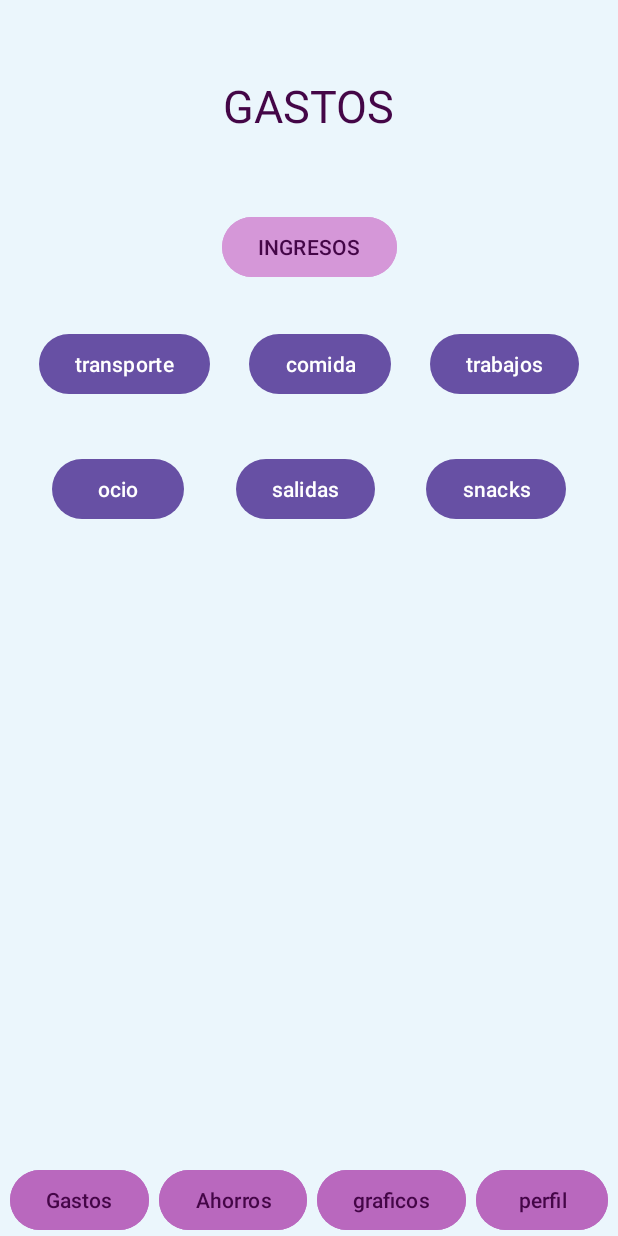
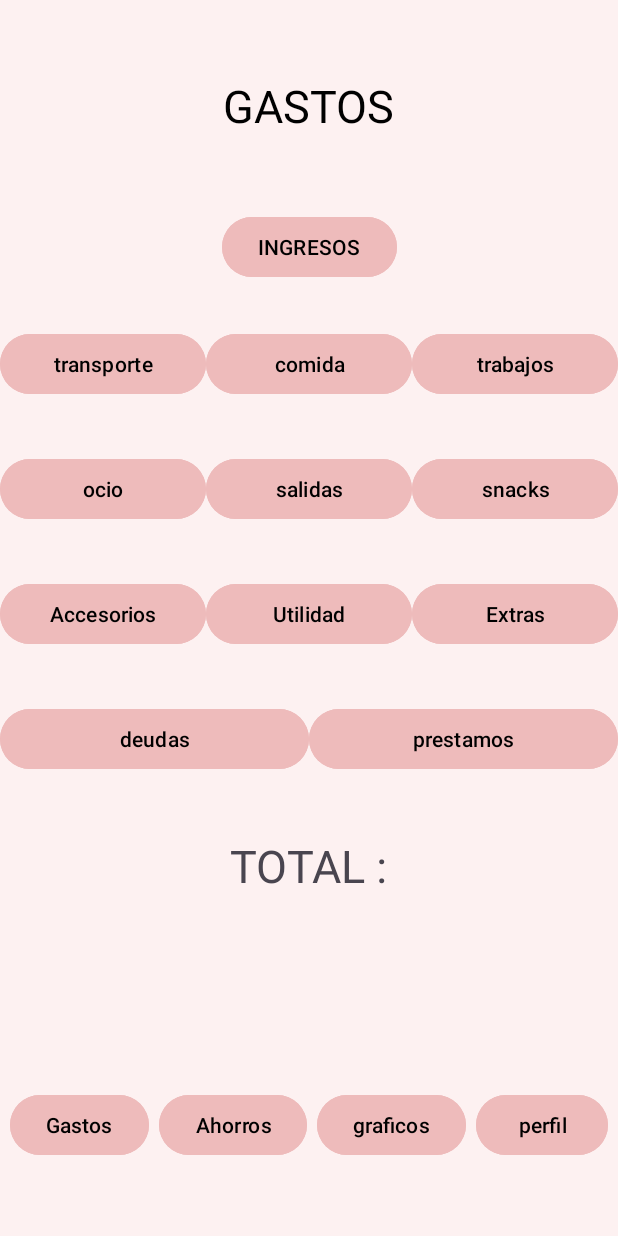
Before and after one commit to Chapicrack/final_juego, an Android app: the screen it shows after launch (MainActivity), on a phone screen of 412 x 824 dp. Run offline under Robolectric (Android 15) with nearby library versions, the phone set to English and light mode, and no system bars.

Commit message:
registrar todos los botones

```diff
--- a/app/src/main/java/com/example/trabajo_final/MainActivity.kt
+++ b/app/src/main/java/com/example/trabajo_final/MainActivity.kt
@@ -1,6 +1,7 @@
 package com.example.trabajo_final
 
 import android.os.Bundle
+import android.widget.Button
 import androidx.activity.enableEdgeToEdge
 import androidx.appcompat.app.AppCompatActivity
 import androidx.core.view.ViewCompat
@@ -11,5 +12,23 @@ class MainActivity : AppCompatActivity() {
         super.onCreate(savedInstanceState)
         enableEdgeToEdge()
         setContentView(R.layout.activity_main)
+        val btnGastos = findViewById<Button>(R.id.btnGastos)
+        val btnAhorros = findViewById<Button>(R.id.btnAhorros)
+        val btnGrafico = findViewById<Button>(R.id.btnGrafico)
+        val btnPerfil = findViewById<Button>(R.id.btnPerfil)
+        val btnIngresos = findViewById<Button>(R.id.btningresos)
+        val btnTransporte = findViewById<Button>(R.id.btnTransporte)
+        val btnComida = findViewById<Button>(R.id.btnComida)
+        val btnTrabajos = findViewById<Button>(R.id.btnTrabajos)
+        val btnSuscripciones = findViewById<Button>(R.id.btnSuscripciones)
+        val btnSalidas = findViewById<Button>(R.id.btnSalidas)
+        val btnSnacks = findViewById<Button>(R.id.btnSnacks)
+        val btnAccesorios = findViewById<Button>(R.id.btnAccesorios)
+        val btnUtilidad = findViewById<Button>(R.id.btnUtilidad)
+        val btnExtras = findViewById<Button>(R.id.btnExtras)
+        val btnDeudas = findViewById<Button>(R.id.btnDeudas)
+        val btnPrestamos = findViewById<Button>(R.id.btnPrestamos)
+
+
     }
 }
--- a/app/src/main/res/layout/activity_main.xml
+++ b/app/src/main/res/layout/activity_main.xml
@@ -5,7 +5,7 @@
     android:id="@+id/main"
     android:layout_width="match_parent"
     android:layout_height="match_parent"
-    android:background="@color/celesteClaro"
+    android:background="@color/rosadofondo"
     tools:context=".MainActivity">
 
     <TextView
@@ -16,7 +16,7 @@
         android:layout_marginTop="50dp"
         android:textAllCaps="true"
         android:textSize="30dp"
-        android:textColor="@color/MoraditoOscuro"
+        android:textColor="@color/black"
         app:layout_constraintEnd_toEndOf="parent"
         app:layout_constraintStart_toStartOf="parent"
         app:layout_constraintTop_toTopOf="parent" />
@@ -25,53 +25,56 @@
         android:id="@+id/btnGastos"
         android:layout_width="wrap_content"
         android:layout_height="wrap_content"
-        android:backgroundTint="@color/Moraditobtn"
+        android:backgroundTint="@color/rosadobotones"
         android:text="@string/Gastos"
-        android:textColor="@color/MoraditoOscuro"
+        android:textColor="@color/black"
         app:layout_constraintBottom_toBottomOf="parent"
         app:layout_constraintEnd_toStartOf="@+id/btnAhorros"
         app:layout_constraintStart_toStartOf="parent"
-        />
+        android:layout_marginBottom="50dp" />
 
     <Button
         android:id="@+id/btnAhorros"
         android:layout_width="wrap_content"
         android:layout_height="wrap_content"
-        android:backgroundTint="@color/Moraditobtn"
+        android:backgroundTint="@color/rosadobotones"
         android:text="@string/Ahorros"
-        android:textColor="@color/MoraditoOscuro"
+        android:textColor="@color/black"
         app:layout_constraintBottom_toBottomOf="parent"
         app:layout_constraintEnd_toStartOf="@+id/btnGrafico"
-        app:layout_constraintStart_toEndOf="@+id/btnGastos" />
+        app:layout_constraintStart_toEndOf="@+id/btnGastos"
+        android:layout_marginBottom="50dp" />
 
     <Button
         android:id="@+id/btnGrafico"
         android:layout_width="wrap_content"
         android:layout_height="wrap_content"
-        android:backgroundTint="@color/Moraditobtn"
+        android:backgroundTint="@color/rosadobotones"
         android:text="@string/Graficos"
-        android:textColor="@color/MoraditoOscuro"
+        android:textColor="@color/black"
         app:layout_constraintBottom_toBottomOf="parent"
         app:layout_constraintEnd_toStartOf="@id/btnPerfil"
-        app:layout_constraintStart_toEndOf="@+id/btnAhorros" />
+        app:layout_constraintStart_toEndOf="@+id/btnAhorros"
+        android:layout_marginBottom="50dp" />
 
     <Button
         android:id="@+id/btnPerfil"
         android:layout_width="wrap_content"
         android:layout_height="wrap_content"
-        android:backgroundTint="@color/Moraditobtn"
+        android:backgroundTint="@color/rosadobotones"
         android:text="@string/Perfil"
-        android:textColor="@color/MoraditoOscuro"
+        android:textColor="@color/black"
         app:layout_constraintBottom_toBottomOf="parent"
         app:layout_constraintEnd_toEndOf="parent"
-        app:layout_constraintStart_toEndOf="@+id/btnGrafico" />
+        app:layout_constraintStart_toEndOf="@+id/btnGrafico"
+        android:layout_marginBottom="50dp" />
 
     <Button
         android:id="@+id/btningresos"
         android:layout_width="wrap_content"
         android:layout_height="wrap_content"
-        android:backgroundTint="@color/Moraditobtningresos"
-        android:textColor="@color/MoraditoOscuro"
+        android:backgroundTint="@color/rosadobotones"
+        android:textColor="@color/black"
         android:text="@string/ingresos"
         android:layout_marginTop="50dp"
         android:textAllCaps="true"
@@ -81,64 +84,147 @@
 
     <Button
         android:id="@+id/btnTransporte"
-        android:layout_width="wrap_content"
+        android:layout_width="0dp"
         android:layout_height="wrap_content"
         android:text="@string/Transporte"
         android:layout_marginTop="30dp"
+        android:textColor="@color/black"
         app:layout_constraintEnd_toStartOf="@+id/btnComida"
         app:layout_constraintStart_toStartOf="parent"
-        app:layout_constraintTop_toBottomOf="@+id/btningresos" />
+        app:layout_constraintTop_toBottomOf="@+id/btningresos"
+        android:backgroundTint="@color/rosadobotones" />
 
     <Button
         android:id="@+id/btnComida"
-        android:layout_width="wrap_content"
+        android:layout_width="0dp"
         android:layout_height="wrap_content"
         android:text="@string/Comida"
+        android:textColor="@color/black"
         android:layout_marginTop="30dp"
         app:layout_constraintEnd_toStartOf="@id/btnTrabajos"
         app:layout_constraintStart_toEndOf="@+id/btnTransporte"
-        app:layout_constraintTop_toBottomOf="@+id/btningresos" />
+        app:layout_constraintTop_toBottomOf="@+id/btningresos"
+        android:backgroundTint="@color/rosadobotones" />
 
     <Button
         android:id="@+id/btnTrabajos"
-        android:layout_width="wrap_content"
+        android:layout_width="0dp"
         android:layout_height="wrap_content"
         android:text="trabajos"
         android:layout_marginTop="30dp"
+        android:textColor="@color/black"
         app:layout_constraintEnd_toEndOf="parent"
         app:layout_constraintStart_toEndOf="@id/btnComida"
-        app:layout_constraintTop_toBottomOf="@+id/btningresos" />
+        app:layout_constraintTop_toBottomOf="@+id/btningresos"
+        android:backgroundTint="@color/rosadobotones" />
 
     <Button
         android:id="@+id/btnSuscripciones"
-        android:layout_width="wrap_content"
+        android:layout_width="0dp"
         android:layout_height="wrap_content"
         android:text="@string/ocio"
         android:layout_marginTop="35dp"
+        android:textColor="@color/black"
         app:layout_constraintStart_toStartOf="parent"
         app:layout_constraintEnd_toStartOf="@id/btnSalidas"
-        app:layout_constraintTop_toBottomOf="@+id/btnTransporte" />
+        app:layout_constraintTop_toBottomOf="@+id/btnTransporte"
+        android:backgroundTint="@color/rosadobotones" />
 
     <Button
         android:id="@+id/btnSalidas"
-        android:layout_width="wrap_content"
+        android:layout_width="0dp"
         android:layout_height="wrap_content"
         android:text="@string/salidas"
         android:layout_marginTop="35dp"
+        android:textColor="@color/black"
         app:layout_constraintTop_toBottomOf="@+id/btnComida"
         app:layout_constraintStart_toEndOf="@id/btnSuscripciones"
         app:layout_constraintEnd_toStartOf="@+id/btnSnacks"
-        tools:layout_editor_absoluteX="165dp" />
+        tools:layout_editor_absoluteX="165dp"
+        android:backgroundTint="@color/rosadobotones" />
 
     <Button
         android:id="@+id/btnSnacks"
-        android:layout_width="wrap_content"
+        android:layout_width="0dp"
         android:layout_height="wrap_content"
         android:text="@string/snacks"
         android:layout_marginTop="35dp"
+        android:textColor="@color/black"
         app:layout_constraintEnd_toEndOf="parent"
         app:layout_constraintStart_toEndOf="@id/btnSalidas"
-        app:layout_constraintTop_toBottomOf="@+id/btnTrabajos" />
+        app:layout_constraintTop_toBottomOf="@+id/btnTrabajos"
+        android:backgroundTint="@color/rosadobotones" />
 
+    <Button
+        android:id="@+id/btnAccesorios"
+        android:layout_width="0dp"
+        android:layout_height="wrap_content"
+        android:text="Accesorios"
+        android:layout_marginTop="35dp"
+        android:textColor="@color/black"
+        app:layout_constraintStart_toStartOf="parent"
+        app:layout_constraintEnd_toStartOf="@id/btnUtilidad"
+        app:layout_constraintTop_toBottomOf="@+id/btnSalidas"
+        android:backgroundTint="@color/rosadobotones" />
+
+    <Button
+        android:id="@+id/btnUtilidad"
+        android:layout_width="0dp"
+        android:layout_height="wrap_content"
+        android:text="Utilidad"
+        android:layout_marginTop="35dp"
+        android:textColor="@color/black"
+        app:layout_constraintStart_toEndOf="@id/btnAccesorios"
+        app:layout_constraintEnd_toStartOf="@id/btnExtras"
+        app:layout_constraintTop_toBottomOf="@+id/btnSalidas"
+        android:backgroundTint="@color/rosadobotones" />
+
+    <Button
+        android:id="@+id/btnExtras"
+        android:layout_width="0dp"
+        android:layout_height="wrap_content"
+        android:text="Extras"
+        android:layout_marginTop="35dp"
+        android:textColor="@color/black"
+        app:layout_constraintStart_toEndOf="@id/btnUtilidad"
+        app:layout_constraintEnd_toEndOf="parent"
+        app:layout_constraintTop_toBottomOf="@+id/btnSalidas"
+        android:backgroundTint="@color/rosadobotones" />
+
+    <Button
+        android:id="@+id/btnDeudas"
+        android:layout_width="0dp"
+        android:layout_height="wrap_content"
+        android:layout_marginTop="35dp"
+        android:backgroundTint="@color/rosadobotones"
+        android:text="@string/deuda"
+        android:textColor="@color/black"
+        app:layout_constraintEnd_toStartOf="@+id/btnPrestamos"
+        app:layout_constraintStart_toStartOf="parent"
+        app:layout_constraintTop_toBottomOf="@+id/btnUtilidad" />
+
+    <Button
+        android:id="@+id/btnPrestamos"
+        android:layout_width="0dp"
+        android:layout_height="wrap_content"
+        android:backgroundTint="@color/rosadobotones"
+        android:text="@string/prestamos"
+        android:layout_marginTop="35dp"
+        android:textColor="@color/black"
+        app:layout_constraintStart_toEndOf="@+id/btnDeudas"
+        app:layout_constraintEnd_toEndOf="parent"
+
+        app:layout_constraintTop_toBottomOf="@+id/btnUtilidad" />
+
+    <TextView
+        android:id="@+id/totalGastos"
+        android:layout_width="wrap_content"
+        android:layout_height="wrap_content"
+        android:layout_marginTop="40dp"
+        android:textSize="30dp"
+        android:text="@string/totalGastos"
+        app:layout_constraintEnd_toEndOf="parent"
+        app:layout_constraintStart_toStartOf="parent"
+        app:layout_constraintTop_toBottomOf="@+id/btnDeudas" />
 
 </androidx.constraintlayout.widget.ConstraintLayout>
--- a/app/src/main/res/values/colors.xml
+++ b/app/src/main/res/values/colors.xml
@@ -7,4 +7,10 @@
     <color name="Moraditobtn">#B968BE</color>
     <color name="Moraditobtningresos">#D597D8</color>
     <color name="MoraditoOscuro">#440647</color>
+    <color name="rosadofondo">#fdf1f1</color>
+    <color name="rosadobotones">#eebbbb</color>
+
+
+
+
 </resources>
--- a/app/src/main/res/values/strings.xml
+++ b/app/src/main/res/values/strings.xml
@@ -12,6 +12,11 @@
     <string name="ocio">ocio</string>
     <string name="salidas">salidas</string>
     <string name="snacks">snacks</string>
+    <string name="deuda">deudas</string>
+    <string name="prestamos">prestamos</string>
+    <string name="totalGastos">TOTAL  :</string>
+
+
 
 
 
```
